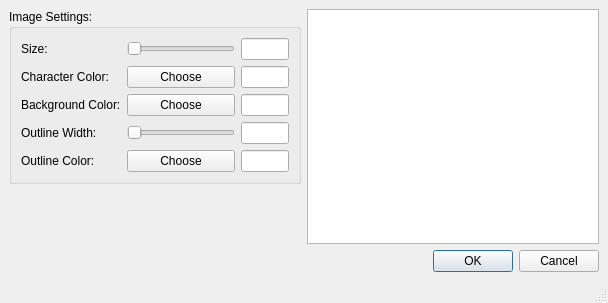
Qt form Qt/18_qpixmap/mainwindow.ui (de-souza/embedded-cpp-training) before a commit.
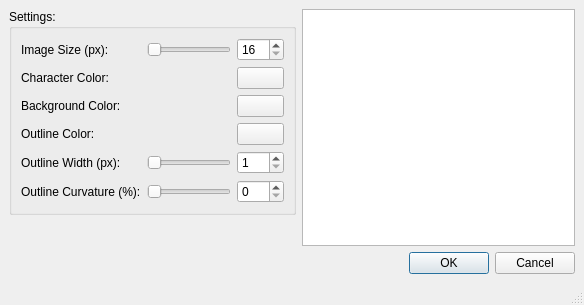
The same form after that commit.

Diff of the .ui file:
```diff
--- a/Qt/18_qpixmap/mainwindow.ui
+++ b/Qt/18_qpixmap/mainwindow.ui
@@ -6,8 +6,8 @@
    <rect>
     <x>0</x>
     <y>0</y>
-    <width>608</width>
-    <height>303</height>
+    <width>584</width>
+    <height>305</height>
    </rect>
   </property>
   <property name="windowTitle">
@@ -20,20 +20,13 @@
       <item>
        <widget class="QGroupBox" name="groupBox">
         <property name="title">
-         <string>Image Settings:</string>
+         <string>Settings:</string>
         </property>
         <layout class="QGridLayout" name="gridLayout">
-         <item row="0" column="0">
-          <widget class="QLabel" name="label_sizePx">
-           <property name="text">
-            <string>Size:</string>
-           </property>
-          </widget>
-         </item>
          <item row="0" column="1">
           <widget class="QSlider" name="horizontalSlider_sizePx">
            <property name="minimum">
-            <number>1</number>
+            <number>16</number>
            </property>
            <property name="maximum">
             <number>512</number>
@@ -43,25 +36,10 @@
            </property>
           </widget>
          </item>
-         <item row="0" column="2">
-          <widget class="QLineEdit" name="lineEdit_sizePx">
-           <property name="sizePolicy">
-            <sizepolicy hsizetype="Expanding" vsizetype="Fixed">
-             <horstretch>0</horstretch>
-             <verstretch>0</verstretch>
-            </sizepolicy>
-           </property>
-           <property name="maximumSize">
-            <size>
-             <width>48</width>
-             <height>16777215</height>
-            </size>
-           </property>
-           <property name="alignment">
-            <set>Qt::AlignRight|Qt::AlignTrailing|Qt::AlignVCenter</set>
-           </property>
-           <property name="readOnly">
-            <bool>true</bool>
+         <item row="3" column="3">
+          <widget class="QPushButton" name="pushButton_outlineColor">
+           <property name="text">
+            <string/>
            </property>
           </widget>
          </item>
@@ -72,113 +50,108 @@
            </property>
           </widget>
          </item>
-         <item row="1" column="1">
-          <widget class="QPushButton" name="pushButton_stringColor">
-           <property name="text">
-            <string>Choose</string>
-           </property>
-          </widget>
-         </item>
-         <item row="1" column="2">
-          <widget class="QLineEdit" name="lineEdit_stringColor">
-           <property name="maximumSize">
-            <size>
-             <width>48</width>
-             <height>16777215</height>
-            </size>
-           </property>
-           <property name="readOnly">
-            <bool>true</bool>
-           </property>
-          </widget>
-         </item>
-         <item row="2" column="0">
-          <widget class="QLabel" name="label_backgroundColor">
-           <property name="text">
-            <string>Background Color:</string>
-           </property>
-          </widget>
-         </item>
-         <item row="2" column="1">
-          <widget class="QPushButton" name="pushButton_backgroundColor">
-           <property name="text">
-            <string>Choose</string>
-           </property>
-          </widget>
-         </item>
-         <item row="2" column="2">
-          <widget class="QLineEdit" name="lineEdit_backgroundColor">
-           <property name="maximumSize">
-            <size>
-             <width>48</width>
-             <height>16777215</height>
-            </size>
-           </property>
-           <property name="readOnly">
-            <bool>true</bool>
-           </property>
-          </widget>
-         </item>
-         <item row="3" column="0">
+         <item row="4" column="0">
           <widget class="QLabel" name="label_outlineWidthPx">
            <property name="text">
-            <string>Outline Width:</string>
+            <string>Outline Width (px):</string>
            </property>
           </widget>
          </item>
-         <item row="3" column="1">
+         <item row="2" column="3">
+          <widget class="QPushButton" name="pushButton_backgroundColor">
+           <property name="text">
+            <string/>
+           </property>
+          </widget>
+         </item>
+         <item row="4" column="1">
           <widget class="QSlider" name="horizontalSlider_outlineWidthPx">
            <property name="minimum">
             <number>1</number>
            </property>
-           <property name="maximum">
-            <number>256</number>
-           </property>
            <property name="orientation">
             <enum>Qt::Horizontal</enum>
            </property>
           </widget>
          </item>
-         <item row="3" column="2">
-          <widget class="QLineEdit" name="lineEdit_outlineWidthPx">
+         <item row="0" column="0">
+          <widget class="QLabel" name="label_sizePx">
+           <property name="text">
+            <string>Image Size (px):</string>
+           </property>
+          </widget>
+         </item>
+         <item row="0" column="3">
+          <widget class="QSpinBox" name="spinBox_sizePx">
            <property name="maximumSize">
             <size>
-             <width>48</width>
+             <width>16777215</width>
              <height>16777215</height>
             </size>
            </property>
-           <property name="alignment">
-            <set>Qt::AlignRight|Qt::AlignTrailing|Qt::AlignVCenter</set>
+           <property name="minimum">
+            <number>16</number>
            </property>
-           <property name="readOnly">
-            <bool>true</bool>
+           <property name="maximum">
+            <number>512</number>
            </property>
           </widget>
          </item>
-         <item row="4" column="0">
+         <item row="4" column="3">
+          <widget class="QSpinBox" name="spinBox_outlineWidthPx">
+           <property name="maximumSize">
+            <size>
+             <width>16777215</width>
+             <height>16777215</height>
+            </size>
+           </property>
+           <property name="minimum">
+            <number>1</number>
+           </property>
+          </widget>
+         </item>
+         <item row="1" column="3">
+          <widget class="QPushButton" name="pushButton_stringColor">
+           <property name="text">
+            <string/>
+           </property>
+          </widget>
+         </item>
+         <item row="3" column="0">
           <widget class="QLabel" name="label_outlineColor">
            <property name="text">
             <string>Outline Color:</string>
            </property>
           </widget>
          </item>
-         <item row="4" column="1">
-          <widget class="QPushButton" name="pushButton_outlineColor">
+         <item row="2" column="0">
+          <widget class="QLabel" name="label_backgroundColor">
            <property name="text">
-            <string>Choose</string>
+            <string>Background Color:</string>
            </property>
           </widget>
          </item>
-         <item row="4" column="2">
-          <widget class="QLineEdit" name="lineEdit_outlineColor">
-           <property name="maximumSize">
-            <size>
-             <width>48</width>
-             <height>16777215</height>
-            </size>
+         <item row="5" column="0">
+          <widget class="QLabel" name="label_outlineRadiusPercent">
+           <property name="text">
+            <string>Outline Curvature (%):</string>
            </property>
-           <property name="readOnly">
-            <bool>true</bool>
+          </widget>
+         </item>
+         <item row="5" column="1">
+          <widget class="QSlider" name="horizontalSlider_outlineRadiusPercent">
+           <property name="maximum">
+            <number>100</number>
+           </property>
+           <property name="orientation">
+            <enum>Qt::Horizontal</enum>
+           </property>
+          </widget>
+         </item>
+         <item row="5" column="3">
+          <widget class="QSpinBox" name="spinBox_outlineRadiusPercent">
+           <property name="maximum">
+            <number>100</number>
            </property>
           </widget>
          </item>
```
Left out of the diff: 2 changed lines with no effect on the pictures.
